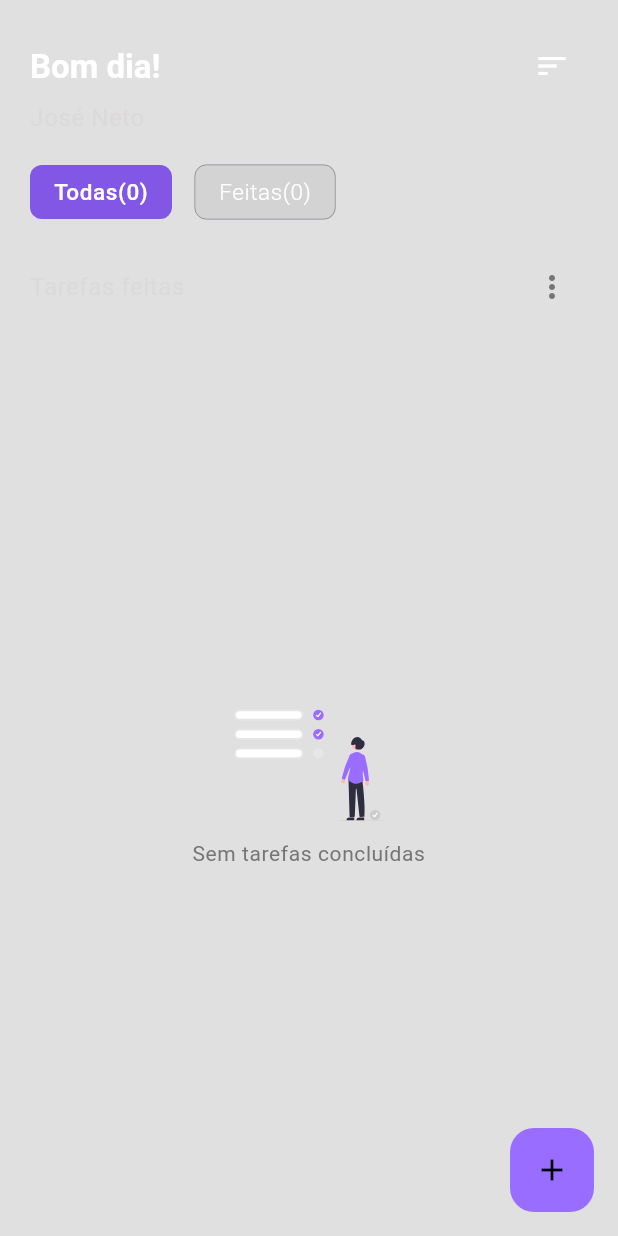
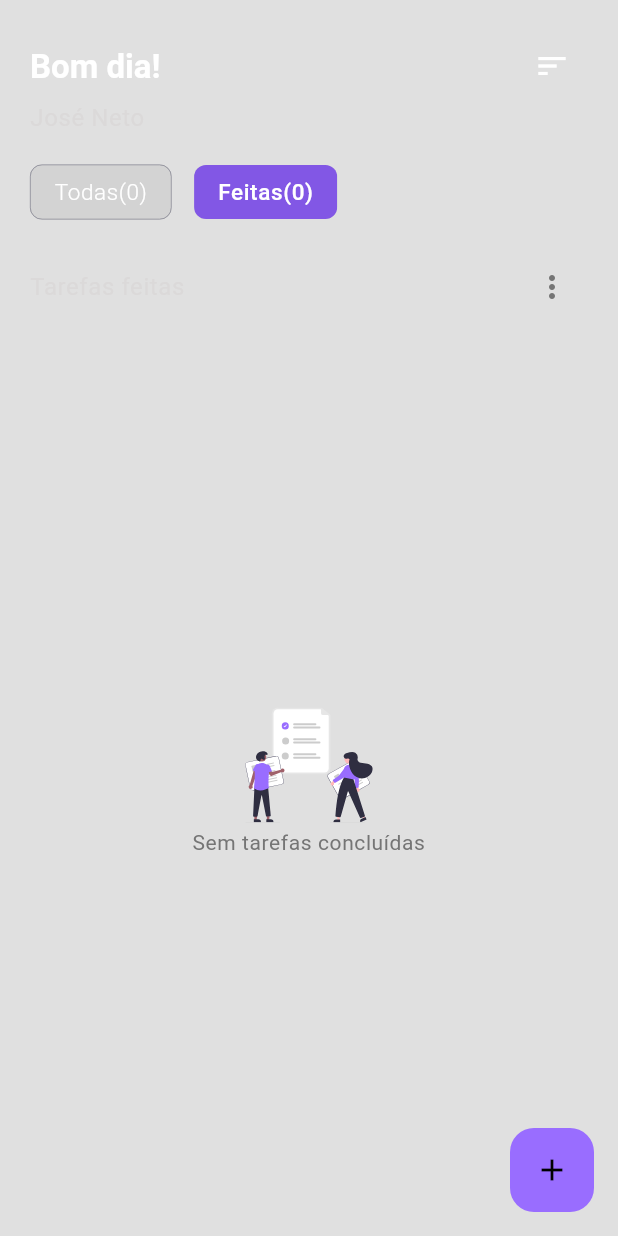
Before and after one commit to josedeneto/todo_app, a Flutter app: the HomePage screen opened by its route, after a tap on an icon or button, on a phone screen of 412 x 824 dp. Run offline on Flutter 3.47's test engine with Material 3 defaults, Android fonts, the phone set to English and light mode, and no system bars; drawn by our look-alikes of flutter_advanced_drawer; our stand-ins replace date_picker_timeline, flutter_staggered_animations, flutter_svg, timeago, toastification.

Commit message:
Refactorei o código, alterei o nome do app, add logo e icon launcher

```diff
--- a/lib/app/core/widgets/app_icon_widget.dart
+++ b/lib/app/core/widgets/app_icon_widget.dart
@@ -1,19 +1,18 @@
-
 import 'package:flutter/material.dart';
 import 'package:flutter_svg/flutter_svg.dart';
 
- const String path = 'assets/images/';
+const String path = 'assets/images/';
+
 class AppIcons {
-
- static const noTodo = '${path}0.svg';
- static const noTodoe = '${path}1.svg';
- static const noTodoee = '${path}2.svg';
+  static const noTodo = '${path}no_todo.svg';
+  static const noTodoCompleted = '${path}no_todo_completed.svg';
+  static const logo =  'assets/images/tm_logo.png';
 }
 
 class AppIconWidget extends StatelessWidget {
   final String icon;
   final Size? size;
-   const AppIconWidget({
+  const AppIconWidget({
     Key? key,
     required this.icon,
     this.size,
@@ -23,8 +22,8 @@
   Widget build(BuildContext context) {
     return SvgPicture.asset(
       icon,
-      width: size?.width ?? 100,
-      height: size?.height ?? 100,
+      width: size?.width ?? 85,
+      height: size?.height ?? 85,
     );
   }
 }
--- a/lib/app/pages/home/components/build_filter_components.dart
+++ b/lib/app/pages/home/components/build_filter_components.dart
@@ -1,5 +1,6 @@
 
 import 'package:flutter/material.dart';
+import 'package:provider/provider.dart';
 
 import '../controller/home_controller.dart';
 import '../widgets/filter_chip_widget.dart';
@@ -21,7 +22,7 @@
       children: [
         FilterChipWidget(
           title: 'Todas',
-          todos: homeController.todos.length,
+          todos: context.read<HomeController>().todos.length,
           function: (value) {
             homeController.toggleChip(value);
             pageController.previousPage(
@@ -29,14 +30,14 @@
               curve: Curves.ease,
             );
           },
-          isSelected: homeController.isSelected,
+          isSelected: context.watch<HomeController>().isSelected,
         ),
         const SizedBox(
           width: 15,
         ),
         FilterChipWidget(
           title: 'Feitas',
-          todos: homeController.done.length,
+          todos: context.read<HomeController>().done.length,
           function: (value) {
             homeController.toggleChip(value);
             pageController.nextPage(
@@ -44,7 +45,7 @@
               curve: Curves.ease,
             );
           },
-          isSelected: !homeController.isSelected,
+          isSelected:!context.watch<HomeController>().isSelected,
         ),
       ],
     );
--- a/lib/app/pages/home/components/task_completed.dart
+++ b/lib/app/pages/home/components/task_completed.dart
@@ -60,7 +60,7 @@
             },
           ),
           child: const NoTasksComponent(
-            image: AppIcons.noTodoee,
+            image: AppIcons.noTodoCompleted,
             text: 'Sem tarefas concluídas',
           ),
         ),
--- a/lib/app/pages/home/components/todo_list_component.dart
+++ b/lib/app/pages/home/components/todo_list_component.dart
@@ -70,7 +70,7 @@
                 itemBuilder: (_, index) {
                   return AnimationConfiguration.staggeredList(
                     delay: const Duration(milliseconds: 500),
-                    duration: const Duration(milliseconds: 500),
+                    //duration: const Duration(milliseconds: 500),
                     position: index,
                     child: SlideAnimation(
                       child: DismissibleWidget(
--- a/lib/app/pages/home/home_page.dart
+++ b/lib/app/pages/home/home_page.dart
@@ -28,12 +28,13 @@
     final hourFormat = DateFormat('H:mm').format(DateTime.now());
     _greeting = greeting(hourFormat);
   }
-
+  late final HomeController homeController;
   late PageController pageController;
   late final AdvancedDrawerController _advancedDrawerController;
 
   @override
   void initState() {
+     homeController = context.read<HomeController>();
     pageController = PageController(initialPage: 0);
     _advancedDrawerController = AdvancedDrawerController();
     _updateGreeting();
@@ -42,6 +43,7 @@
 
   @override
   void dispose() {
+    homeController.dispose();
     pageController.dispose();
     _advancedDrawerController.dispose();
     super.dispose();
@@ -49,7 +51,7 @@
 
   @override
   Widget build(BuildContext context) {
-    final homeController = context.read<HomeController>();
+
     return AdvancedDrawer(
       openRatio: 0.70,
       openScale: 0.70,
--- a/lib/app/pages/home/widgets/filter_chip_widget.dart
+++ b/lib/app/pages/home/widgets/filter_chip_widget.dart
@@ -31,7 +31,7 @@
           color: isSelected
               ? AppColor.white
               : (!isSelected
-                  ? (isDarkMode ? AppColor.white : AppColor.background)
+                  ? (isDarkMode ? AppColor.white : AppColor.red)
                   : AppColor.white),
         ),
       ),
--- a/lib/app/pages/splash/splash_screen.dart
+++ b/lib/app/pages/splash/splash_screen.dart
@@ -2,6 +2,7 @@
 import 'package:app_todo/app/core/helpers/extensions/navigators_extension.dart';
 import 'package:app_todo/app/core/routes/app_routes.dart';
 import 'package:app_todo/app/core/strings/app_strings.dart';
+import 'package:app_todo/app/core/widgets/app_icon_widget.dart';
 import 'package:app_todo/app/pages/home/controller/home_controller.dart';
 import 'package:flutter/material.dart';
 import 'package:provider/provider.dart';
@@ -12,6 +13,7 @@
   @override
   Widget build(BuildContext context) {
     final isDarkMode = context.watch<HomeController>().isDarkMode;
+    final theme = Theme.of(context).textTheme;
     return Scaffold(
       body: Padding(
         padding: const EdgeInsets.symmetric(
@@ -22,10 +24,23 @@
           crossAxisAlignment: CrossAxisAlignment.start,
           mainAxisAlignment: MainAxisAlignment.end,
           children: [
+            ClipRRect(
+              borderRadius: BorderRadius.circular(8),
+              child: Image.asset(
+                AppIcons.logo,
+                fit: BoxFit.cover,
+                width: 40,
+                height: 40,
+              ),
+            ),
+            const SizedBox(
+              height: 15,
+            ),
             Text(
               'Olá!',
-              style: Theme.of(context).textTheme.headlineMedium!.copyWith(
-                fontSize: 37,color:isDarkMode?AppColor.white:AppColor.background
+              style: theme.headlineMedium!.copyWith(
+                fontSize: 37,
+                color: isDarkMode ? AppColor.white : AppColor.background,
               ),
             ),
             const SizedBox(
@@ -36,11 +51,15 @@
                 children: [
                   TextSpan(
                     text: AppStrings.wellcome,
-                    style: Theme.of(context).textTheme.bodySmall!.copyWith(fontWeight: FontWeight.w500,fontSize: 18,color:const Color.fromARGB(255, 90, 59, 163),),
+                    style: theme.bodySmall!.copyWith(
+                      fontWeight: FontWeight.w500,
+                      fontSize: 18,
+                      color: const Color(0xff7159A6),
+                    ),
                   ),
                   TextSpan(
                     text: ' \n${AppStrings.messageToUser}',
-                    style: Theme.of(context).textTheme.bodySmall!.copyWith(fontSize: 16),
+                    style: theme.bodySmall!.copyWith(fontSize: 16),
                   ),
                 ],
               ),
@@ -57,7 +76,8 @@
                 },
                 style: ElevatedButton.styleFrom(
                   elevation: 0,
-                  backgroundColor:const Color.fromARGB(255, 78, 55, 133),
+                  backgroundColor: const Color(
+                      0xff7159A6), // const Color.fromARGB(255, 78, 55, 133),
                   shape: RoundedRectangleBorder(
                     borderRadius: BorderRadius.circular(12),
                   ),
@@ -65,8 +85,9 @@
                 ),
                 child: Text(
                   'Começar',
-                  style: Theme.of(context).textTheme.bodySmall!.copyWith(
-                    fontWeight: FontWeight.w600, color: AppColor.white
+                  style: theme.bodySmall!.copyWith(
+                    fontWeight: FontWeight.w600,
+                    color: AppColor.white,
                   ),
                 ),
               ),
```
Also changed, not shown: lib/app/core/helpers/mixins/alert_dialog.dart (+12 -9 lines), lib/app/pages/add_todo/widget/todo_container.dart (+5 -4 lines), lib/app/pages/home/home_page_2.dart (deleted, +0 -262 lines), lib/app/pages/home/widgets/mark_done_todo.dart (added, +37 -0 lines), lib/app/pages/home/widgets/todo_tile_widget.dart (+16 -38 lines), assets/images/0.svg (deleted), assets/images/1.svg (deleted), assets/images/2.svg (deleted), assets/images/3.png (deleted), assets/images/no_todo.svg (added), assets/images/no_todo_completed.svg (added), assets/images/tm_logo.png (added), 6 other files.
